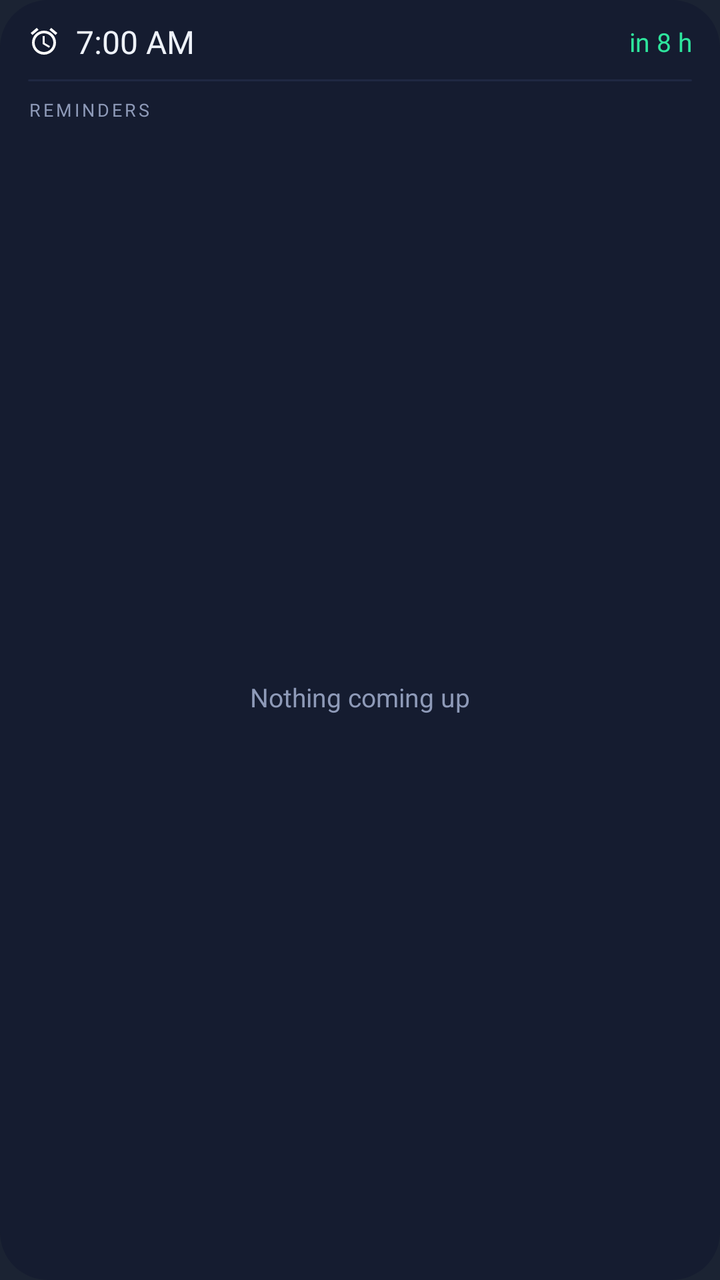
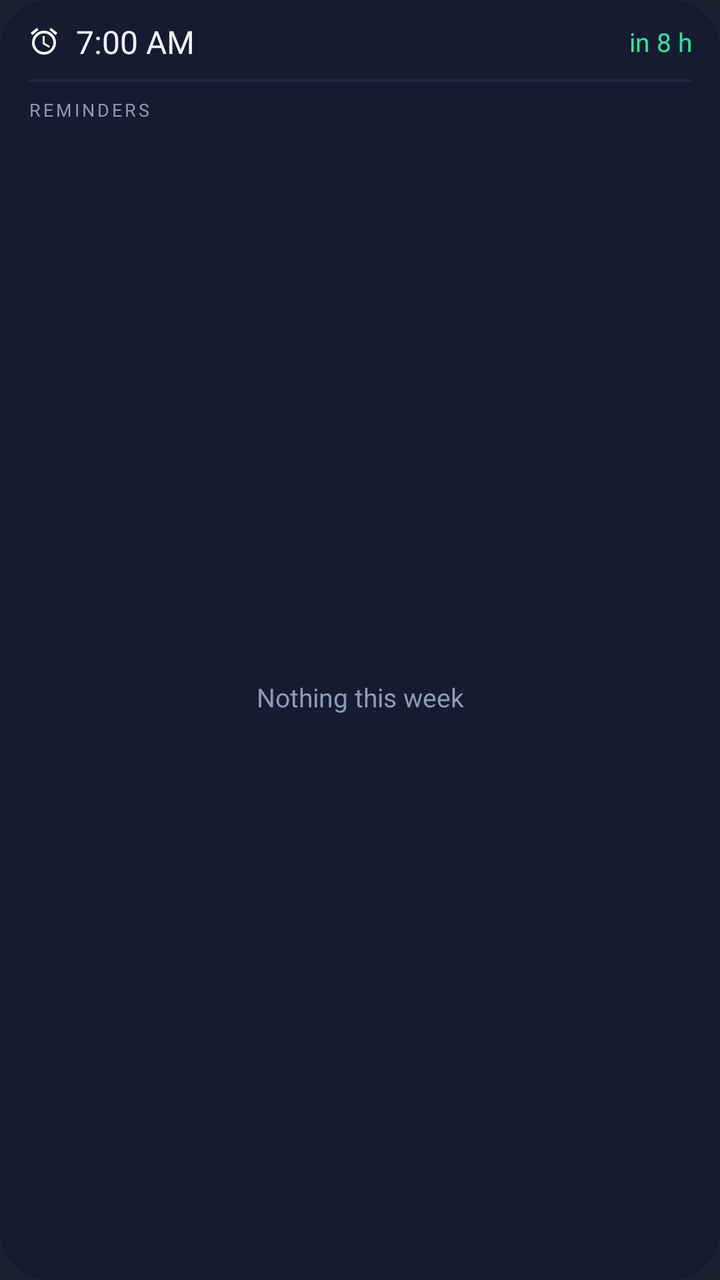

The first picture is an Android layout as it rendered before a commit; the second is the same layout after the commit. The layout source and the unified diff follow.
<!-- AndroidManifest.xml: application theme Theme.Reminders -->
<!-- res/layout/widget_next.xml -->
<LinearLayout xmlns:android="http://schemas.android.com/apk/res/android"
    android:id="@+id/root" android:layout_width="match_parent" android:layout_height="match_parent"
    android:orientation="vertical" android:background="@drawable/widget_bg"
    android:paddingStart="14dp" android:paddingEnd="14dp" android:paddingTop="10dp" android:paddingBottom="8dp">

    
    <LinearLayout android:id="@+id/alarm" android:layout_width="match_parent" android:layout_height="wrap_content"
        android:orientation="horizontal" android:gravity="center_vertical" android:paddingBottom="8dp">
        <ImageView android:id="@+id/alarm_icon" android:layout_width="16dp" android:layout_height="16dp"
            android:src="@drawable/ic_tab_alarm" android:contentDescription="@null" />
        <TextView android:id="@+id/alarm_time" android:layout_width="wrap_content" android:layout_height="wrap_content"
            android:textColor="#FFEEF2FA" android:textSize="16sp" android:fontFamily="@font/jetbrains_mono_semibold"
            android:maxLines="1" android:paddingStart="8dp" android:text="7:00 AM" />
        <TextView android:id="@+id/alarm_title" android:layout_width="0dp" android:layout_height="wrap_content"
            android:layout_weight="1" android:textColor="#FF8E9AB8" android:textSize="12sp" android:maxLines="1"
            android:ellipsize="end" android:paddingStart="8dp" />
        <TextView android:id="@+id/alarm_in" android:layout_width="wrap_content" android:layout_height="wrap_content"
            android:textColor="#FF2EE59D" android:textSize="13sp" android:fontFamily="@font/outfit_extrabold"
            android:maxLines="1" android:paddingStart="8dp" android:text="in 8 h" />
    </LinearLayout>

    <ImageView android:id="@+id/divider" android:layout_width="match_parent" android:layout_height="1dp"
        android:src="@drawable/widget_chip" android:scaleType="fitXY" android:contentDescription="@null" />

    <TextView android:id="@+id/reminder_label" android:layout_width="match_parent" android:layout_height="wrap_content"
        android:text="REMINDERS" android:textColor="#FF8E9AB8" android:textSize="9sp" android:letterSpacing="0.15"
        android:fontFamily="@font/outfit_semibold" android:paddingTop="8dp" android:paddingBottom="4dp" />

    <FrameLayout android:layout_width="match_parent" android:layout_height="0dp" android:layout_weight="1">
        <ListView android:id="@+id/items" android:layout_width="match_parent" android:layout_height="match_parent"
            android:divider="@null" android:dividerHeight="0dp" android:scrollbars="none" />
        <TextView android:id="@+id/empty" android:layout_width="match_parent" android:layout_height="match_parent"
            android:gravity="center" android:textColor="#FF8E9AB8" android:textSize="13sp" android:text="Nothing coming up" />
    </FrameLayout>
</LinearLayout>
<!-- resources referenced by this layout -->
<resources>
  <!-- drawable ic_tab_alarm (drawable) -->
  <vector xmlns:android="http://schemas.android.com/apk/res/android"
      android:width="24dp" android:height="24dp"
      android:viewportWidth="24" android:viewportHeight="24">
      <path android:fillColor="#FFFFFFFF" android:pathData="M22,5.72l-4.6,-3.86 -1.29,1.53 4.6,3.86L22,5.72zM7.88,3.39L6.6,1.86 2,5.71l1.29,1.53 4.59,-3.85zM12.5,8L11,8v6l4.75,2.85 0.75,-1.23 -4,-2.37L12.5,8zM12,4c-4.97,0 -9,4.03 -9,9s4.02,9 9,9c4.97,0 9,-4.03 9,-9s-4.03,-9 -9,-9zM12,20c-3.87,0 -7,-3.13 -7,-7s3.13,-7 7,-7 7,3.13 7,7 -3.13,7 -7,7z" />
  </vector>
  <!-- drawable widget_bg (drawable) -->
  <shape xmlns:android="http://schemas.android.com/apk/res/android" android:shape="rectangle">
      <solid android:color="#FF151C30" />
      <corners android:radius="24dp" />
  </shape>
  <!-- drawable widget_chip (drawable) -->
  <shape xmlns:android="http://schemas.android.com/apk/res/android" android:shape="rectangle">
      <solid android:color="#FF1F2842" />
      <corners android:radius="14dp" />
  </shape>
  <style name="Theme.Reminders" parent="android:Theme.Material.NoActionBar">
          <item name="android:windowBackground">@color/launcher_bg</item>
      </style>
  <color name="launcher_bg">#FF1B2333</color>
</resources>

<!-- the commit's change to res/layout/widget_next.xml (unified diff, before → after) -->
@@ -30,6 +30,6 @@
         <ListView android:id="@+id/items" android:layout_width="match_parent" android:layout_height="match_parent"
             android:divider="@null" android:dividerHeight="0dp" android:scrollbars="none" />
         <TextView android:id="@+id/empty" android:layout_width="match_parent" android:layout_height="match_parent"
-            android:gravity="center" android:textColor="#FF8E9AB8" android:textSize="13sp" android:text="Nothing coming up" />
+            android:gravity="center" android:textColor="#FF8E9AB8" android:textSize="13sp" android:text="Nothing this week" />
     </FrameLayout>
 </LinearLayout>
